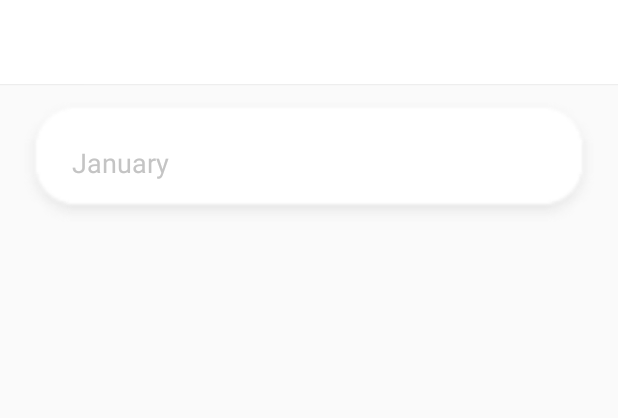
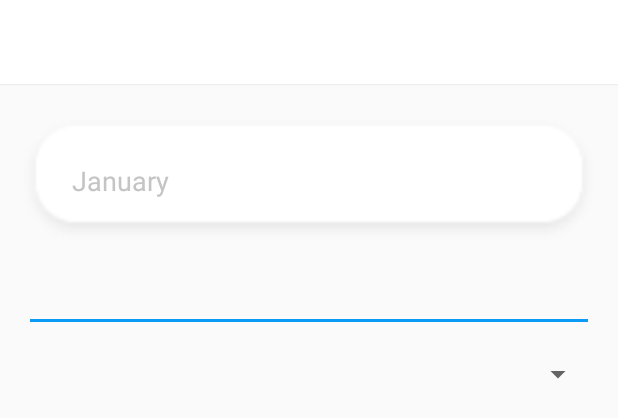
Before and after one commit to domw94/WorKing, an Android app: the layout activity_add_working.xml on its own in the app's theme, with its tools: preview values and no code run, on a phone screen of 412 x 824 dp. Shown: the top 418 px of the screen. Run offline under Robolectric (Android 15) with nearby library versions, the light colour scheme and no system bars.

Commit message:
add DatePicker and Spinner on AddWorkingActivity

```diff
--- a/app/src/main/res/layout/activity_add_working.xml
+++ b/app/src/main/res/layout/activity_add_working.xml
@@ -19,11 +19,12 @@
         app:layout_constraintTop_toTopOf="parent" />
 
     <android.support.constraint.ConstraintLayout
+        android:id="@+id/constraintLayout"
         android:layout_width="match_parent"
         android:layout_height="80dp"
         android:layout_marginEnd="16dp"
         android:layout_marginStart="16dp"
-        android:layout_marginTop="12dp"
+        android:layout_marginTop="24dp"
         android:background="@drawable/item_working"
         app:layout_constraintEnd_toEndOf="parent"
         app:layout_constraintStart_toStartOf="parent"
@@ -43,4 +44,30 @@
             app:layout_constraintTop_toTopOf="parent"
             tools:text="January" />
     </android.support.constraint.ConstraintLayout>
+
+    <EditText
+        android:id="@+id/add_working_et_date"
+        android:layout_width="0dp"
+        android:layout_height="wrap_content"
+        android:layout_marginEnd="16dp"
+        android:layout_marginStart="16dp"
+        android:layout_marginTop="16dp"
+        android:ems="10"
+        android:inputType="textPersonName"
+        app:layout_constraintEnd_toEndOf="parent"
+        app:layout_constraintStart_toStartOf="parent"
+        app:layout_constraintTop_toBottomOf="@+id/constraintLayout" />
+
+    <Spinner
+        android:id="@+id/add_working_sp_type"
+        android:layout_width="0dp"
+        android:layout_height="wrap_content"
+        android:layout_marginEnd="16dp"
+        android:layout_marginStart="16dp"
+        android:layout_marginTop="16dp"
+        app:layout_constraintEnd_toEndOf="parent"
+        app:layout_constraintStart_toStartOf="parent"
+        app:layout_constraintTop_toBottomOf="@+id/add_working_et_date" />
+
+
 </android.support.constraint.ConstraintLayout>
```
Also changed, not shown: app/src/main/java/de/dominikwieners/working/presenter/AddWorkingPresenter.java (added, +51 -0 lines), app/src/main/java/de/dominikwieners/working/presenter/MainPresenter.java (+11 -0 lines), app/src/main/java/de/dominikwieners/working/ui/activities/main/MainActivity.java (+13 -28 lines), app/src/main/java/de/dominikwieners/working/ui/activities/working/AddWorkingActivity.java (+52 -4 lines), app/src/main/java/de/dominikwieners/working/ui/activities/working/fragments/DatePickerFragment.java (added, +33 -0 lines), app/src/main/java/de/dominikwieners/working/ui/view/AddWorkingView.java (added, +10 -0 lines), app/src/main/res/values/strings.xml (+14 -0 lines).
